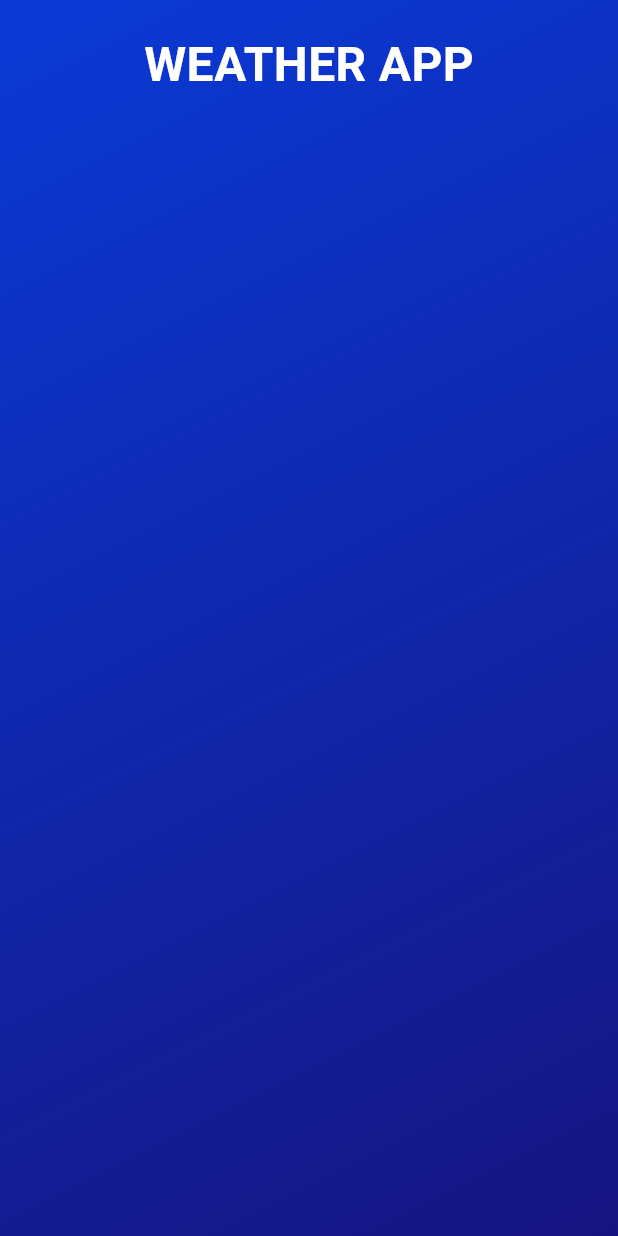
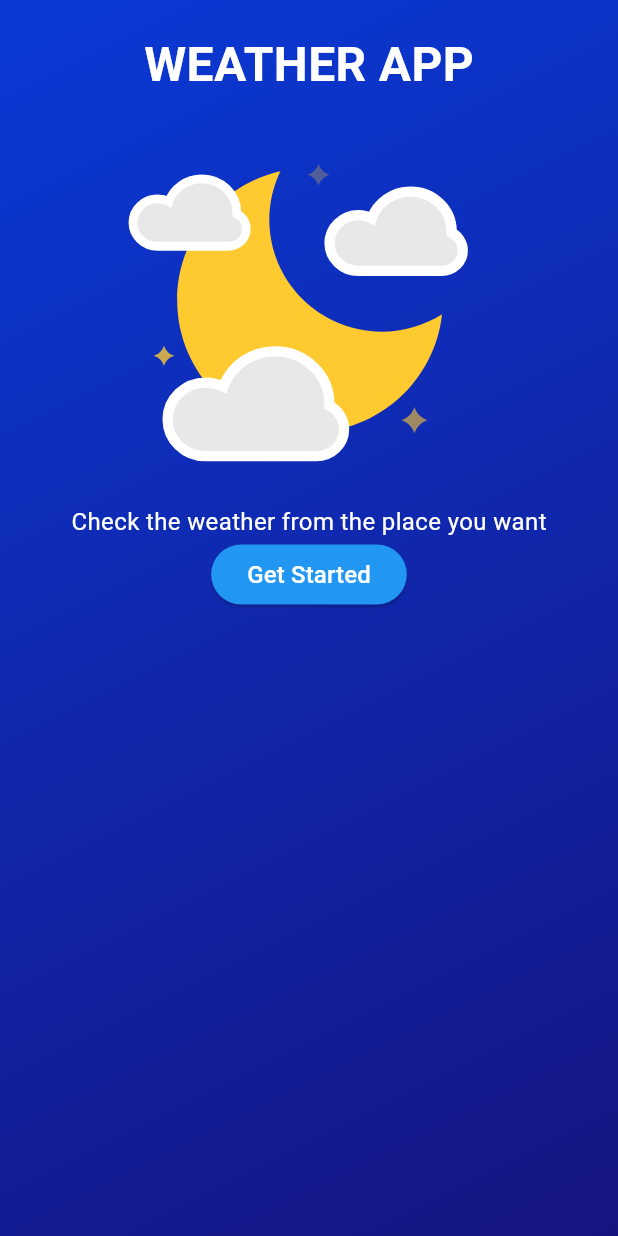
Before and after one commit to maciejsulikowski/weather_app, a Flutter app: the screen it shows after launch, on a phone screen of 412 x 824 dp. Run offline on Flutter 3.47's test engine with Material 2 defaults, Android fonts, the phone set to English and light mode, and no system bars; our stand-ins replace google_fonts, lottie.

Commit message:
Add button to intro_widget

```diff
--- a/lib/main.dart
+++ b/lib/main.dart
@@ -1,5 +1,6 @@
 import 'package:flutter/material.dart';
 import 'package:google_fonts/google_fonts.dart';
+import 'package:lottie/lottie.dart';
 
 void main() {
   runApp(const MyApp());
@@ -30,6 +31,7 @@ class IntroWidget extends StatelessWidget {
   Widget build(BuildContext context) {
     return Scaffold(
         body: SafeArea(
+      child: SizedBox(
         child: Container(
           decoration: const BoxDecoration(
               gradient: LinearGradient(
@@ -40,20 +42,46 @@ class IntroWidget extends StatelessWidget {
               Color.fromARGB(255, 22, 20, 129),
             ],
           )),
+          child: Center(
             child: Column(
               children: [
-            SizedBox(
+                const SizedBox(
                   height: 20,
                 ),
-            Center(
-              child: Text('WEATHER APP',
+                Text('WEATHER APP',
                     style: GoogleFonts.aBeeZee(
                       fontSize: 32,
                       color: Colors.white,
                       fontWeight: FontWeight.bold,
                     )),
+                const SizedBox(
+                  height: 10,
                 ),
+                SizedBox(
+                  width: 250,
+                  height: 250,
+                  child: Lottie.asset('images/animation_1.json'),
+                ),
+                const SizedBox(
+                  height: 10,
+                ),
+                Text('Check the weather from the place you want',
+                    style: GoogleFonts.aBeeZee(
+                      fontSize: 16,
+                      color: Colors.white,
+                    )),
+                ElevatedButton(
+                  onPressed: () {},
+                  style: ElevatedButton.styleFrom(backgroundColor: Colors.blue),
+                  child: Text('Get Started',
+                      style: GoogleFonts.aBeeZee(
+                        fontSize: 16,
+                        color: Colors.white,
+                      )),
+                )
               ],
+            ),
+          ),
         ),
       ),
     ));
--- a/pubspec.yaml
+++ b/pubspec.yaml
@@ -36,6 +36,7 @@ dependencies:
   # Use with the CupertinoIcons class for iOS style icons.
   cupertino_icons: ^1.0.2
   google_fonts: ^6.1.0
+  lottie: ^2.7.0
 
 dev_dependencies:
   flutter_test:
```
Also changed, not shown: images/animation_1.json (added, +1 -0 lines), pubspec.lock. Lines whose indentation alone changed are shown as unchanged.
